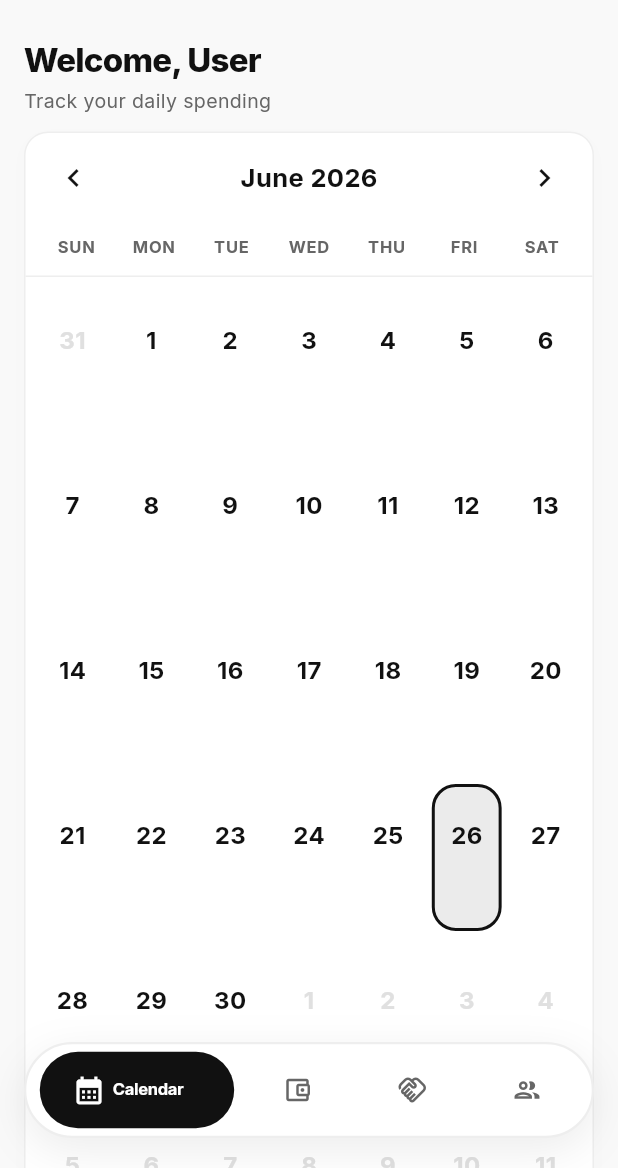
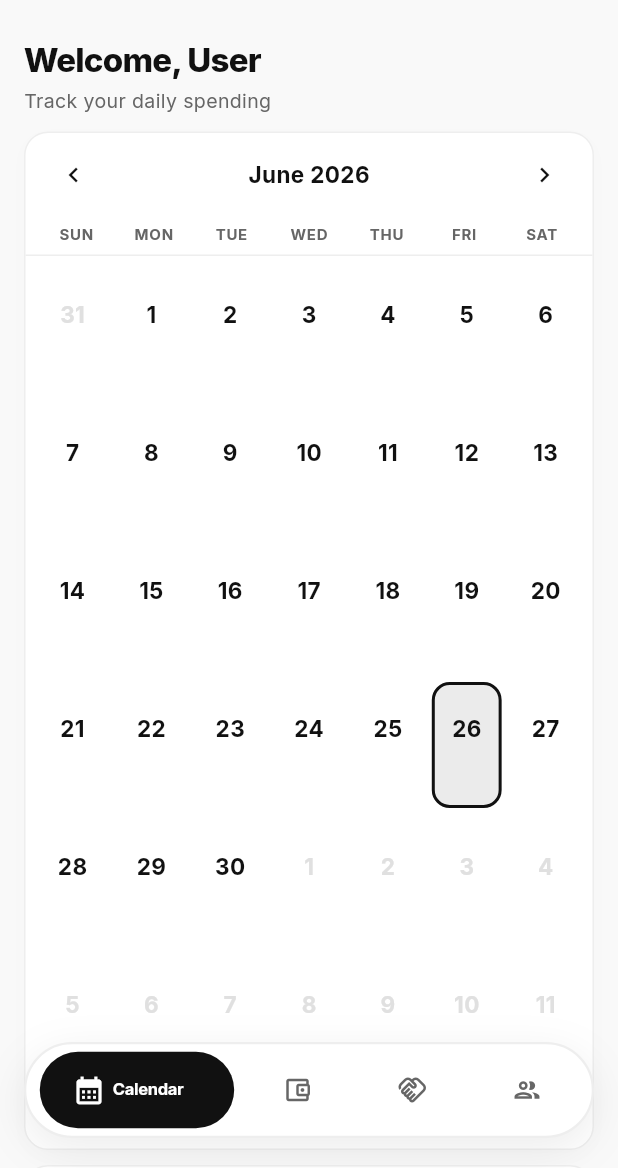
Before and after one commit to Rahultripathi2728/expense_manager, a Flutter app: the CalendarPage screen opened by its route, on a phone screen of 412 x 824 dp, the part 68-1236 px from its top. Run offline on Flutter 3.47's test engine with Material 3 defaults, Android fonts, the phone set to English and light mode, and no system bars; our stand-ins replace appwrite, connectivity_plus, csv, firebase_core, firebase_messaging, fl_chart and 11 more; accounts and stored records are empty; network calls fail.

Commit message:
Release v1.0.17: Normalize calendar height to 84px and row spacing to 8px to resolve over-stretched layout

```diff
--- a/lib/features/calendar/presentation/calendar_page.dart
+++ b/lib/features/calendar/presentation/calendar_page.dart
@@ -239,7 +239,7 @@ class _CalendarPageState extends ConsumerState<CalendarPage> {
                     Padding(
                       padding: const EdgeInsets.symmetric(
                         horizontal: AppSpacing.sm,
-                        vertical: 6,
+                        vertical: 4,
                       ),
                       child: Row(
                         mainAxisAlignment: MainAxisAlignment.spaceBetween,
@@ -248,7 +248,7 @@ class _CalendarPageState extends ConsumerState<CalendarPage> {
                             icon: Icon(
                               Icons.chevron_left,
                               color: AppColors.textPrimary,
-                              size: 24,
+                              size: 20,
                             ),
                             onPressed: () =>
                                 ref.read(calendarMonthProvider.notifier).state =
@@ -257,7 +257,7 @@ class _CalendarPageState extends ConsumerState<CalendarPage> {
                           Text(
                             DateHelpers.formatMonthYear(currentMonth),
                             style: TextStyle(
-                              fontSize: 17,
+                              fontSize: 15,
                               fontWeight: FontWeight.bold,
                               color: AppColors.textPrimary,
                             ),
@@ -266,7 +266,7 @@ class _CalendarPageState extends ConsumerState<CalendarPage> {
                             icon: Icon(
                               Icons.chevron_right,
                               color: AppColors.textPrimary,
-                              size: 24,
+                              size: 20,
                             ),
                             onPressed: () =>
                                 ref.read(calendarMonthProvider.notifier).state =
@@ -278,7 +278,7 @@ class _CalendarPageState extends ConsumerState<CalendarPage> {
                     Padding(
                       padding: const EdgeInsets.symmetric(
                         horizontal: AppSpacing.sm,
-                        vertical: 8,
+                        vertical: 4,
                       ),
                       child: Row(
                         children:
@@ -289,7 +289,7 @@ class _CalendarPageState extends ConsumerState<CalendarPage> {
                                       child: Text(
                                         day,
                                         style: TextStyle(
-                                          fontSize: 11,
+                                          fontSize: 10,
                                           fontWeight: FontWeight.w700,
                                           color: AppColors.textSecondary,
                                           letterSpacing: 0.5,
@@ -315,7 +315,7 @@ class _CalendarPageState extends ConsumerState<CalendarPage> {
                               const double crossAxisSpacing = 6.0;
                               const int crossAxisCount = 7;
                               final double cellWidth = (totalWidth - (crossAxisCount - 1) * crossAxisSpacing) / crossAxisCount;
-                              const double desiredHeight = 98.0; // Locked height matching spacious style
+                              const double desiredHeight = 84.0; // Balanced vertical capsule height
                               final double calculatedAspectRatio = cellWidth / desiredHeight;
 
                               return GridView.builder(
@@ -329,7 +329,7 @@ class _CalendarPageState extends ConsumerState<CalendarPage> {
                                   crossAxisCount: crossAxisCount,
                                   childAspectRatio: calculatedAspectRatio,
                                   crossAxisSpacing: crossAxisSpacing,
-                                  mainAxisSpacing: 12,
+                                  mainAxisSpacing: 8,
                                 ),
                                 itemCount: 42,
                                 itemBuilder: (context, index) {
@@ -406,16 +406,16 @@ class _CalendarPageState extends ConsumerState<CalendarPage> {
                                         milliseconds: 150,
                                       ),
                                       padding: const EdgeInsets.only(
-                                        top: 10.0,
-                                        bottom: 8.0,
-                                        left: 3.0,
-                                        right: 3.0,
+                                        top: 8.0,
+                                        bottom: 6.0,
+                                        left: 2.0,
+                                        right: 2.0,
                                       ),
                                       decoration: BoxDecoration(
                                         color: isSelected
                                             ? const Color(0xFFEBEBEB)
                                             : Colors.transparent,
-                                        borderRadius: BorderRadius.circular(16),
+                                        borderRadius: BorderRadius.circular(12),
                                         border: isToday
                                             ? Border.all(
                                                 color: AppColors.textPrimary,
@@ -430,16 +430,16 @@ class _CalendarPageState extends ConsumerState<CalendarPage> {
                                           Text(
                                             '${cellDate.day}',
                                             style: TextStyle(
-                                              fontSize: 16,
+                                              fontSize: 15,
                                               fontWeight: FontWeight.bold,
                                               color: isCurrentMonthDay
                                                   ? AppColors.textPrimary
                                                   : Colors.grey.shade300,
                                             ),
                                           ),
-                                          const SizedBox(height: 6),
+                                          const SizedBox(height: 4),
                                           SizedBox(
-                                            height: 14,
+                                            height: 11,
                                             child: (isSelected &&
                                                     totalSpent > 0)
                                                 ? FittedBox(
@@ -449,7 +449,7 @@ class _CalendarPageState extends ConsumerState<CalendarPage> {
                                                         totalSpent,
                                                       ),
                                                       style: TextStyle(
-                                                        fontSize: 10.5,
+                                                        fontSize: 9.5,
                                                         fontWeight:
                                                             FontWeight.w900,
                                                         color: AppColors
@@ -459,9 +459,9 @@ class _CalendarPageState extends ConsumerState<CalendarPage> {
                                                   )
                                                 : const SizedBox.shrink(),
                                           ),
-                                          const SizedBox(height: 6),
+                                          const SizedBox(height: 4),
                                           SizedBox(
-                                            height: 6,
+                                            height: 5,
                                             child: dotColors.isNotEmpty
                                                 ? Row(
                                                     mainAxisAlignment:
@@ -472,10 +472,10 @@ class _CalendarPageState extends ConsumerState<CalendarPage> {
                                                             margin:
                                                                 const EdgeInsets
                                                                     .symmetric(
-                                                              horizontal: 1.0,
+                                                              horizontal: 0.8,
                                                             ),
-                                                            width: 5.5,
-                                                            height: 5.5,
+                                                            width: 4.5,
+                                                            height: 4.5,
                                                             decoration:
                                                                 BoxDecoration(
                                                               color: color,
--- a/pubspec.yaml
+++ b/pubspec.yaml
@@ -1,7 +1,7 @@
 name: expense_manager
 description: Personal & Group Expense Management App
 publish_to: 'none'
-version: 1.0.16+17
+version: 1.0.17+18
 
 environment:
   sdk: ^3.8.0
```
Also changed, not shown: 1 other file.
